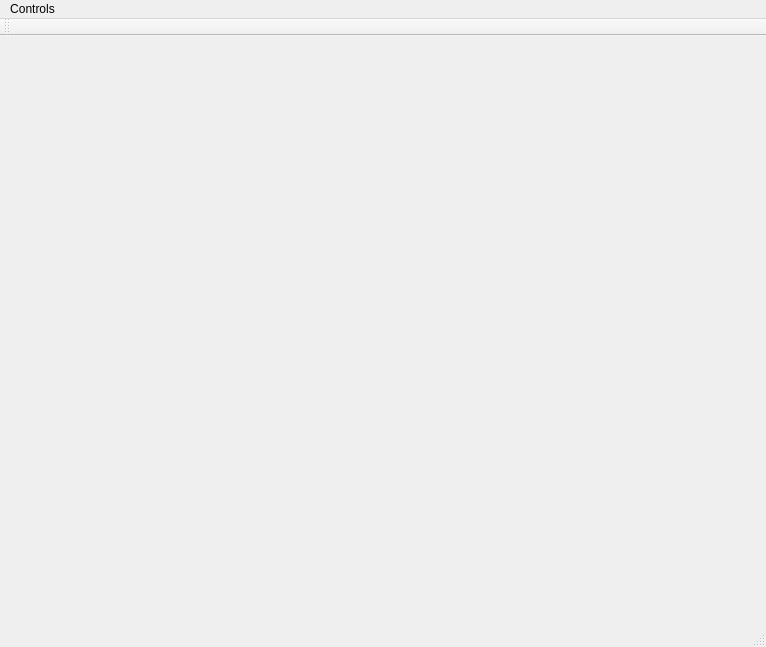
This is mainwindow.ui in MathewMacDougall/Chaos_Pendulum as Qt 5 draws it before an edit. The edited form follows.
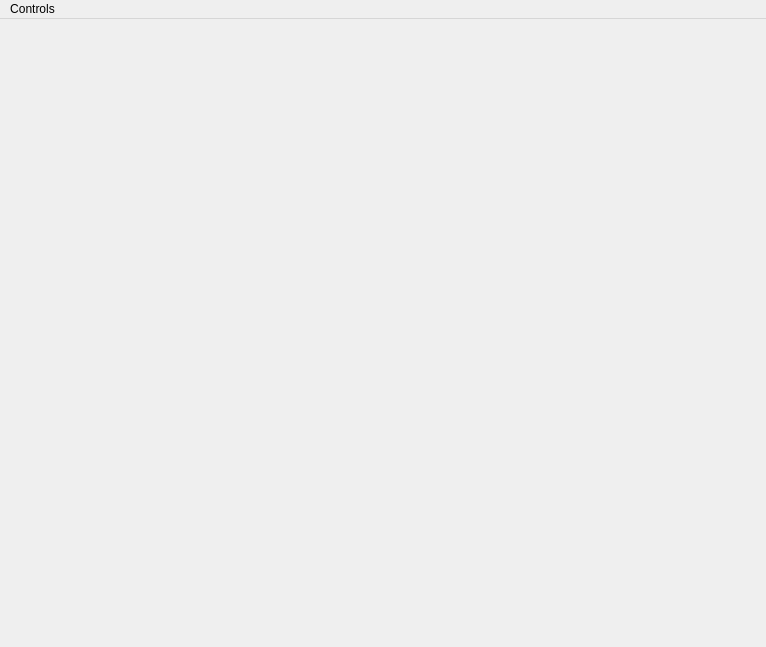
This is the edited form.

Patch:
```diff
--- a/mainwindow.ui
+++ b/mainwindow.ui
@@ -38,15 +38,6 @@
    </widget>
    <addaction name="menuChaos_Pendulum"/>
   </widget>
-  <widget class="QToolBar" name="mainToolBar">
-   <attribute name="toolBarArea">
-    <enum>TopToolBarArea</enum>
-   </attribute>
-   <attribute name="toolBarBreak">
-    <bool>false</bool>
-   </attribute>
-  </widget>
-  <widget class="QStatusBar" name="statusBar"/>
   <action name="actionStart">
    <property name="text">
     <string>Start</string>
```
